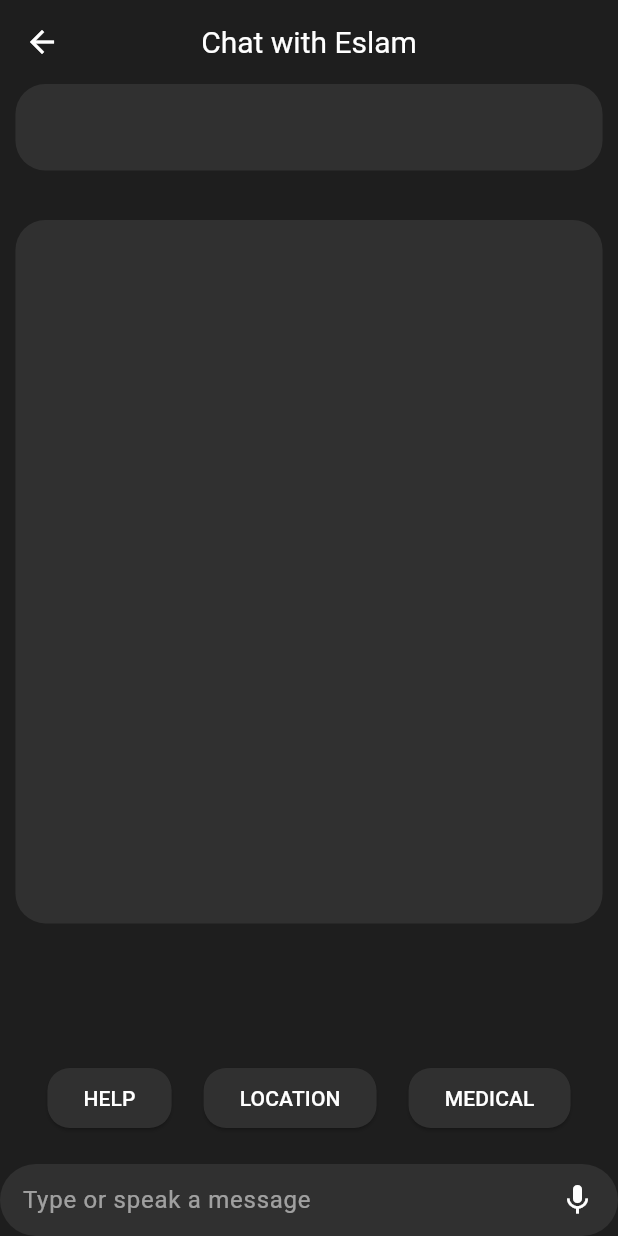
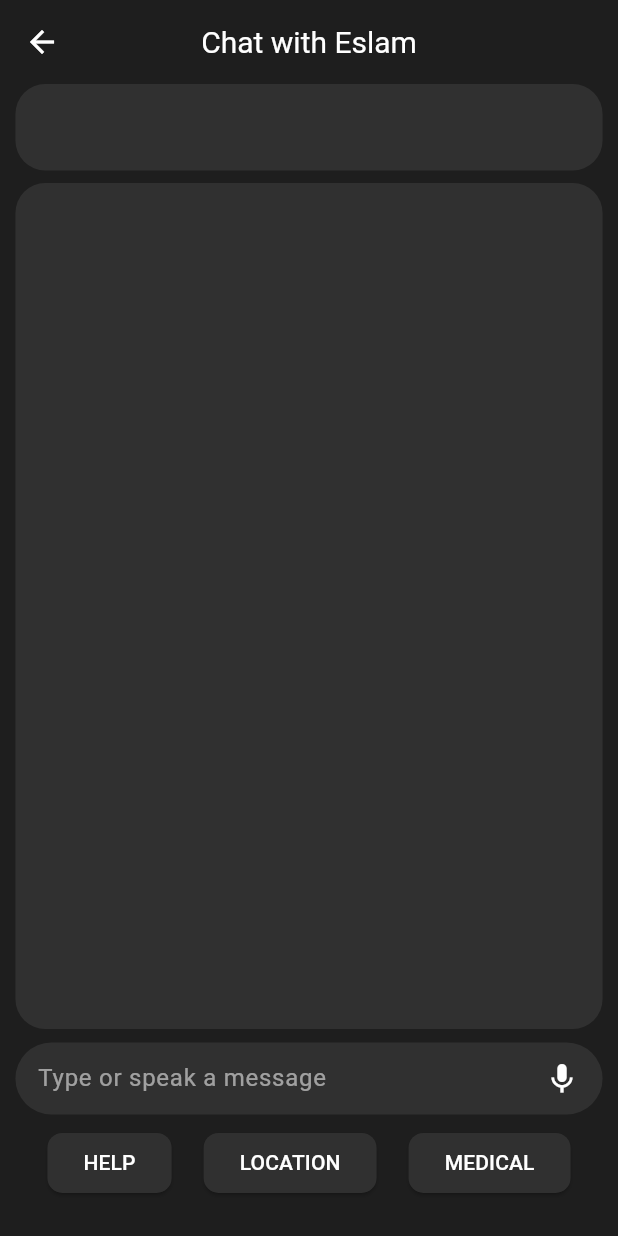
Before and after one commit to omar-sameh-mokhtar/BEACON, a Flutter app: the screen it shows after launch, on a phone screen of 412 x 824 dp. Run offline on Flutter 3.47's test engine with Material 3 defaults, Android fonts, the light colour scheme and no system bars.

Commit message:
fixed_padd

```diff
--- a/lib/presentation/pages/chat.dart
+++ b/lib/presentation/pages/chat.dart
@@ -43,10 +43,10 @@ class ChattingPageState extends State<ChattingPage> {
               ),
             ),
           ),
-          SizedBox(height: height_ * 0.04),
+          SizedBox(height: height_ * 0.01),
           Expanded(
             child: Padding(
-              padding: EdgeInsets.only(bottom: height_ * 0.1),
+              padding: EdgeInsets.only(bottom: height_ * 0.001),
               child: Container(
                 width: width_ * 0.95,
                 decoration: const BoxDecoration(
@@ -56,27 +56,10 @@ class ChattingPageState extends State<ChattingPage> {
               ),
             ),
           ),
-          Padding(
-            padding: EdgeInsets.symmetric(
-              horizontal: width_ * 0.025,
-              vertical: 10,
-            ),
-            child: Column(
-              children: [
-                Row(
-                  mainAxisAlignment: MainAxisAlignment.spaceEvenly,
-                  children: [
-                    MessageButton('HELP'),
-                    MessageButton('LOCATION'),
-                    MessageButton('MEDICAL'),
-                  ],
-                ),
-              ],
-            ),
-          ),
-          const SizedBox(height: 10),
+          SizedBox(height: height_ * 0.01),
           Container(
             padding: const EdgeInsets.symmetric(horizontal: 15),
+            width: width_ * 0.95,
             decoration: BoxDecoration(
               color: const Color.fromARGB(255, 48, 48, 48),
               borderRadius: BorderRadius.circular(30),
@@ -97,12 +80,29 @@ class ChattingPageState extends State<ChattingPage> {
               ],
             ),
           ),
+          SizedBox(height: height_ * 0.01),
+          Padding(
+            padding: EdgeInsets.symmetric(
+              horizontal: width_ * 0.025,
+            ),
+            child: Column(
+              children: [
+                Row(
+                  mainAxisAlignment: MainAxisAlignment.spaceEvenly,
+                  children: [
+                    MessageButton('HELP'),
+                    MessageButton('LOCATION'),
+                    MessageButton('MEDICAL'),
+                  ],
+                ),
+              ],
+            ),
+          ),
+          SizedBox(height: height_ * 0.03),
         ],
       ),
     ));
   }
-
-
 
 
   Widget MessageButton(String text) {
@@ -111,7 +111,7 @@ class ChattingPageState extends State<ChattingPage> {
       style: ElevatedButton.styleFrom(
         backgroundColor: const Color.fromARGB(255, 48, 48, 48),
         foregroundColor: Colors.white,
-        shape: RoundedRectangleBorder(borderRadius: BorderRadius.circular(15)),
+        shape: RoundedRectangleBorder(borderRadius: BorderRadius.circular(10)),
       ),
       child: Text(text),
     );
```
